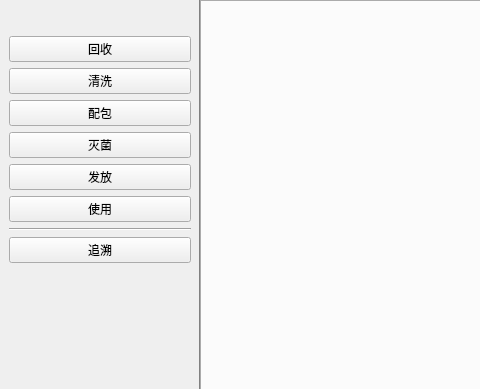
Qt form src/app/itrac/historywidget.ui (sundm/cssd) before a commit; both pictures show x 0 to 480 and y 0 to 389 of the 1054 by 538 pixel window.
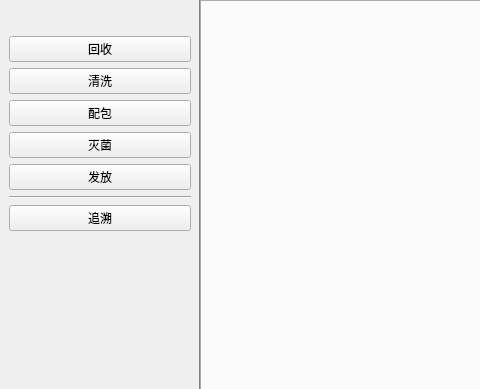
The same form after that commit.

```diff
--- a/src/app/itrac/historywidget.ui
+++ b/src/app/itrac/historywidget.ui
@@ -110,19 +110,6 @@
         </property>
        </widget>
       </item>
-      <item>
-       <widget class="QPushButton" name="useButton">
-        <property name="sizePolicy">
-         <sizepolicy hsizetype="Expanding" vsizetype="Fixed">
-          <horstretch>0</horstretch>
-          <verstretch>0</verstretch>
-         </sizepolicy>
-        </property>
-        <property name="text">
-         <string>使用</string>
-        </property>
-       </widget>
-      </item>
       <item>
        <widget class="Line" name="line">
         <property name="orientation">
```
Left out of the diff: 11 changed lines with no effect on the pictures.
